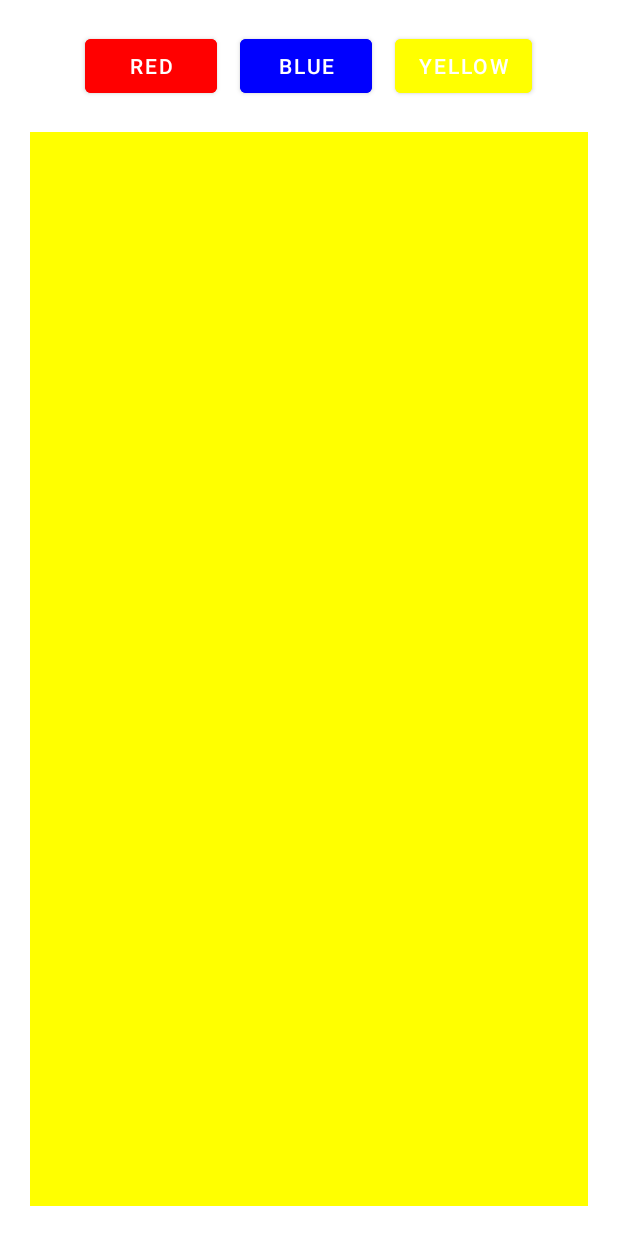
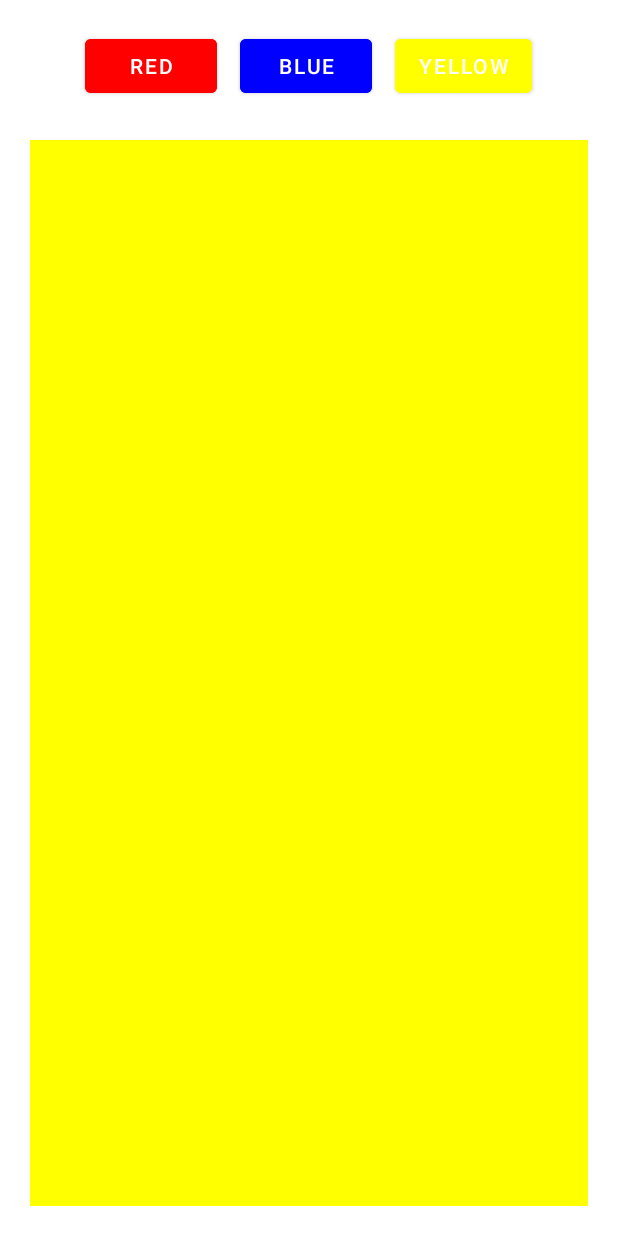
Before and after one commit to dkals/MobileProject0513_3, an Android app: the layout activity_main2.xml on its own in the app's theme, with its tools: preview values and no code run, on a phone screen of 412 x 824 dp. Run offline under Robolectric (Android 15) with nearby library versions, the phone set to English and light mode, and no system bars.

Commit message:
add layout xml2

```diff
--- a/app/src/main/res/layout/activity_main2.xml
+++ b/app/src/main/res/layout/activity_main2.xml
@@ -7,7 +7,7 @@
 <!-- 리니어레이아웃안에 리니어레이아웃과 프레임레이아웃 생성
 프레임레이아웃에 리니어레이아웃 3개 겹칠예정-->
     <LinearLayout
-        android:layout_marginBottom="20dp"
+        android:layout_marginBottom="25dp"
         android:layout_width="match_parent"
         android:layout_height="wrap_content"
         android:gravity="center_horizontal"
```
